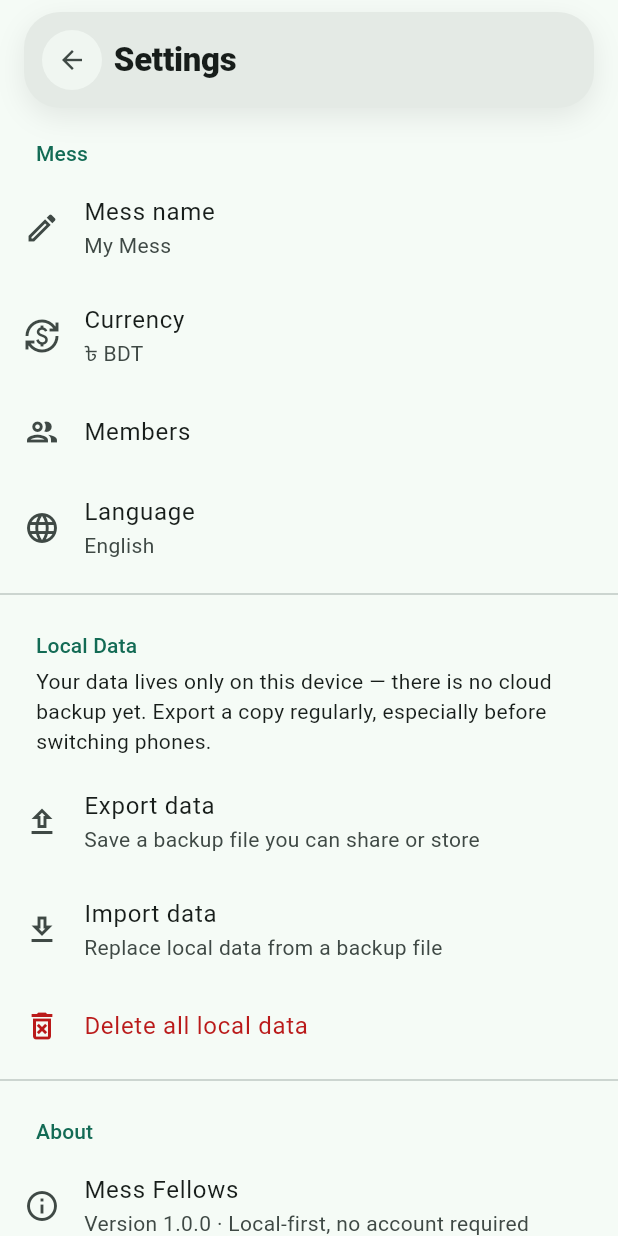
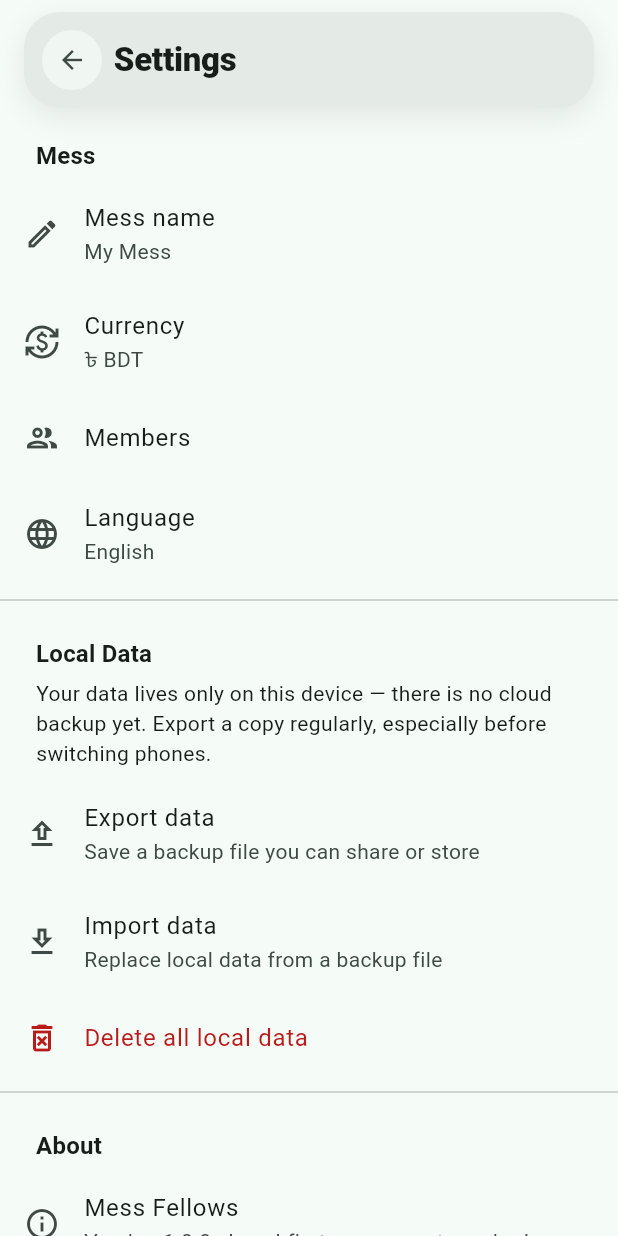
Before and after one commit to pulok1/messfellows, a Flutter app: the screen it shows after launch, after a tap on "Create Mess", after a tap on the "settings" icon, on a phone screen of 412 x 824 dp. Run offline on Flutter 3.47's test engine with Material 3 defaults, Android fonts, the phone set to English and light mode, and no system bars; our stand-ins replace drift, drift_flutter, file_picker, flutter_riverpod, share_plus, shared_preferences; accounts and stored records are empty; generated files the repository leaves out were written again.

Commit message:
refactor(shared): add SectionHeader widget and use it across screens
Dashboard, Report, Member detail and Settings each hand-rolled their own
section heading style. Replace them with one shared SectionHeader.

```diff
--- a/lib/features/dashboard/dashboard_screen.dart
+++ b/lib/features/dashboard/dashboard_screen.dart
@@ -11,6 +11,7 @@ import '../members/member_detail_screen.dart';
 import '../members/members_screen.dart';
 import '../settings/settings_screen.dart';
 import '../shared/widgets/empty_state.dart';
+import '../shared/widgets/section_header.dart';
 import 'widgets/dashboard_header_card.dart';
 import 'widgets/settlement_tile.dart';
 import 'widgets/stat_tile.dart';
@@ -117,10 +118,7 @@ class DashboardScreen extends ConsumerWidget {
                         ],
                       ),
                       const SizedBox(height: AppSpacing.lg),
-                      Text(
-                        l10n.settlementLabel,
-                        style: Theme.of(context).textTheme.titleMedium,
-                      ),
+                      SectionHeader(l10n.settlementLabel),
                       const SizedBox(height: AppSpacing.sm),
                       for (final balance in calculation.memberBalances)
                         SettlementTile(
--- a/lib/features/members/member_detail_screen.dart
+++ b/lib/features/members/member_detail_screen.dart
@@ -13,6 +13,7 @@ import '../payments/add_edit_payment_screen.dart';
 import '../shared/widgets/balance_label.dart';
 import '../shared/widgets/labeled_value_row.dart';
 import '../shared/widgets/page_header_card.dart';
+import '../shared/widgets/section_header.dart';
 
 /// A member's detail view (section 19's "View details"): this month's
 /// meals/cost/balance plus their full bazar and payment history.
@@ -109,10 +110,7 @@ class MemberDetailScreen extends ConsumerWidget {
                       ),
                     ),
                   const SizedBox(height: AppSpacing.lg),
-                  Text(
-                    l10n.bazarHistoryLabel,
-                    style: Theme.of(context).textTheme.titleMedium,
-                  ),
+                  SectionHeader(l10n.bazarHistoryLabel),
                   const SizedBox(height: AppSpacing.sm),
                   expenses.when(
                     data: (list) => list.isEmpty
@@ -148,10 +146,7 @@ class MemberDetailScreen extends ConsumerWidget {
                     error: (_, _) => Text(l10n.couldntLoadBazarHistory),
                   ),
                   const SizedBox(height: AppSpacing.lg),
-                  Text(
-                    l10n.paymentHistoryLabel,
-                    style: Theme.of(context).textTheme.titleMedium,
-                  ),
+                  SectionHeader(l10n.paymentHistoryLabel),
                   const SizedBox(height: AppSpacing.sm),
                   payments.when(
                     data: (list) => list.isEmpty
--- a/lib/features/reports/report_screen.dart
+++ b/lib/features/reports/report_screen.dart
@@ -20,6 +20,7 @@ import '../bazar/widgets/month_selector_bar.dart';
 import '../shared/widgets/balance_label.dart';
 import '../shared/widgets/labeled_value_row.dart';
 import '../shared/widgets/page_header_card.dart';
+import '../shared/widgets/section_header.dart';
 import 'month_history_screen.dart';
 import 'summary_text.dart';
 
@@ -441,10 +442,7 @@ class _ReportContent extends StatelessWidget {
                 ],
               ),
               const SizedBox(height: AppSpacing.lg),
-              Text(
-                l10n.perMemberLabel,
-                style: Theme.of(context).textTheme.titleMedium,
-              ),
+              SectionHeader(l10n.perMemberLabel),
               const SizedBox(height: AppSpacing.sm),
               for (final balance in result.memberBalances)
                 Card(
--- a/lib/features/settings/settings_screen.dart
+++ b/lib/features/settings/settings_screen.dart
@@ -17,6 +17,7 @@ import '../../providers/repository_providers.dart';
 import '../members/members_screen.dart';
 import '../shared/widgets/confirm_dialog.dart';
 import '../shared/widgets/page_header_card.dart';
+import '../shared/widgets/section_header.dart';
 
 /// Settings (section 41): mess name, a link to member management, local
 /// backup export/import, and full data deletion. There is deliberately no
@@ -205,7 +206,7 @@ class _SettingsScreenState extends ConsumerState<SettingsScreen> {
                 child: ListView(
                   children: [
                     if (_isBusy) const LinearProgressIndicator(),
-                    _SectionHeader(l10n.messSectionHeader),
+                    SectionHeader(l10n.messSectionHeader, padding: const EdgeInsets.fromLTRB(AppSpacing.lg, AppSpacing.md, AppSpacing.lg, AppSpacing.xs)),
                     ListTile(
                       leading: const Icon(Icons.edit_outlined),
                       title: Text(l10n.messNameLabel),
@@ -239,7 +240,7 @@ class _SettingsScreenState extends ConsumerState<SettingsScreen> {
                       onTap: _pickLanguage,
                     ),
                     const Divider(),
-                    _SectionHeader(l10n.localDataSectionHeader),
+                    SectionHeader(l10n.localDataSectionHeader, padding: const EdgeInsets.fromLTRB(AppSpacing.lg, AppSpacing.md, AppSpacing.lg, AppSpacing.xs)),
                     Padding(
                       padding: const EdgeInsets.symmetric(horizontal: AppSpacing.lg),
                       child: Text(l10n.localDataExplain),
@@ -271,7 +272,7 @@ class _SettingsScreenState extends ConsumerState<SettingsScreen> {
                       onTap: _deleteAllData,
                     ),
                     const Divider(),
-                    _SectionHeader(l10n.aboutSectionHeader),
+                    SectionHeader(l10n.aboutSectionHeader, padding: const EdgeInsets.fromLTRB(AppSpacing.lg, AppSpacing.md, AppSpacing.lg, AppSpacing.xs)),
                     ListTile(
                       leading: const Icon(Icons.info_outline),
                       title: const Text(AppConstants.appName),
@@ -287,26 +288,3 @@ class _SettingsScreenState extends ConsumerState<SettingsScreen> {
     );
   }
 }
-
-class _SectionHeader extends StatelessWidget {
-  final String title;
-
-  const _SectionHeader(this.title);
-
-  @override
-  Widget build(BuildContext context) {
-    return Padding(
-      padding: const EdgeInsets.fromLTRB(
-        AppSpacing.lg,
-        AppSpacing.md,
-        AppSpacing.lg,
-        AppSpacing.xs,
-      ),
-      child: Text(
-        title,
-        style: Theme.of(context).textTheme.labelLarge
-            ?.copyWith(color: Theme.of(context).colorScheme.primary),
-      ),
-    );
-  }
-}
--- /dev/null
+++ b/lib/features/shared/widgets/section_header.dart
@@ -0,0 +1,29 @@
+import 'package:flutter/material.dart';
+
+/// A section heading used to introduce a group of related content within a
+/// screen (e.g. "Settlement", "Bazar history", "Local data") — one shared
+/// look instead of each screen choosing its own text style/padding.
+class SectionHeader extends StatelessWidget {
+  final String title;
+
+  /// Horizontal inset before the title. Screens that already pad their
+  /// scroll view (most of them) should leave this at zero; screens that
+  /// place the header directly in an unpadded list (like Settings) pass
+  /// their own inset.
+  final EdgeInsetsGeometry padding;
+
+  const SectionHeader(this.title, {super.key, this.padding = EdgeInsets.zero});
+
+  @override
+  Widget build(BuildContext context) {
+    return Padding(
+      padding: padding,
+      child: Text(
+        title,
+        style: Theme.of(context).textTheme.titleMedium?.copyWith(
+          fontWeight: FontWeight.w700,
+        ),
+      ),
+    );
+  }
+}
```
